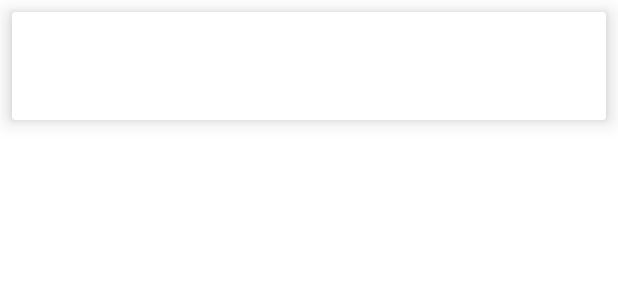
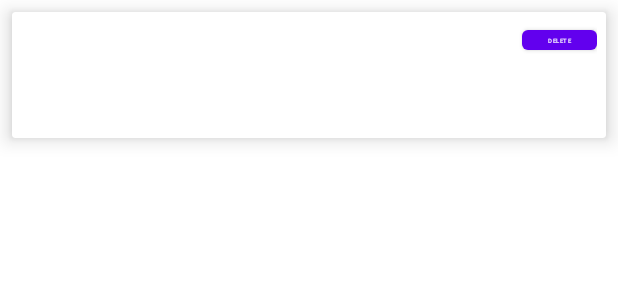
Before and after one commit to sam19981/InClass07_002787959_002783511, an Android app: the layout notesrecycler.xml on its own in the app's theme, with its tools: preview values and no code run, on a phone screen of 412 x 824 dp. Shown: the top 300 px of the screen. Run offline under Robolectric (Android 15) with nearby library versions, the phone set to English and light mode, and no system bars; network calls fail.

Commit message:
adding delete notes

```diff
--- a/app/src/main/res/layout/notesrecycler.xml
+++ b/app/src/main/res/layout/notesrecycler.xml
@@ -7,6 +7,12 @@
     android:layout_height="wrap_content"
     android:layout_margin="8dp"
     app:cardElevation="8dp">
+
+    <LinearLayout
+        android:layout_width="match_parent"
+        android:layout_height="wrap_content"
+        android:layout_margin="6dp">
+
 
     <LinearLayout
         android:layout_width="match_parent"
@@ -33,6 +39,20 @@
             android:textColor="@color/purple_500"
             android:textSize="18sp"
             android:textStyle="bold" />
+
+
     </LinearLayout>
 
+        <Button
+            android:id="@+id/deletebtn"
+            android:layout_width="100dp"
+            android:layout_height="25dp"
+            android:layout_weight="2"
+            android:text="delete"
+            android:textSize="4sp" />
+
+
+    </LinearLayout>
+
+
 </androidx.cardview.widget.CardView>
```
Also changed, not shown: app/src/main/java/com/example/inclass07/CreateNote.java (+18 -0 lines), app/src/main/java/com/example/inclass07/NotesAdapter.java (+95 -0 lines).
